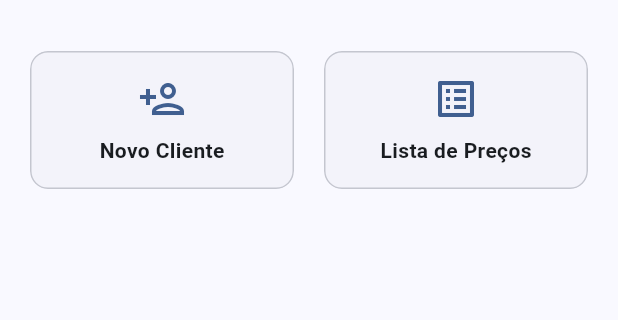
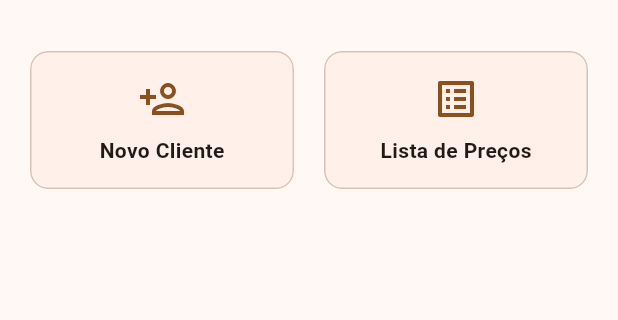
Before and after one commit to ractechdev-cell/obrion-orcamentos, a Flutter app: the screen it shows after launch, on a phone screen of 412 x 824 dp, the part 63-383 px from its top. Run offline on Flutter 3.47's test engine with Material 3 defaults, Android fonts, the phone set to English and light mode, and no system bars; our stand-ins replace drift, drift_flutter, file_picker, firebase_core, firebase_crashlytics, flutter_riverpod and 3 more; accounts and stored records are empty; generated files the repository leaves out were written again.

Commit message:
feat(theme): troca cor de marca para âmbar de segurança
Pesquisa de mercado (Play Store) mostrou que a maioria dos apps
concorrentes de orçamento de obra usa azul corporativo genérico —
a mesma cor que o Obrion usava. Troca a seed do Material 3 para um
âmbar de segurança (capacete, colete, cone), grounded no universo
visual do canteiro e de alto contraste para leitura ao sol — visa
facilidade de aprendizado para o público de baixa familiaridade
digital. Mudança cirúrgica: só o valor de obrionSeed muda, o resto
da paleta é derivado automaticamente pelo Material 3.

Co-Authored-By: Claude Sonnet 5 <noreply@anthropic.com>

```diff
--- a/lib/theme/app_colors.dart
+++ b/lib/theme/app_colors.dart
@@ -4,7 +4,15 @@ import 'package:flutter/material.dart';
 /// visual do Obrion Orçamentos (ver docs/APP_FACTORY_CORE.md, "Identidade
 /// visual da família": cada app da linha tem sua própria cor de destaque).
 /// Trocar a marca deste app = trocar só este valor.
-const Color obrionSeed = Color(0xFF1565C0);
+///
+/// Âmbar de segurança (23/08/2026, revisão de tema) — não é escolha
+/// estética solta: é a cor do canteiro de obra (capacete, colete, cone,
+/// faixa zebrada), o que a torna reconhecível para o público de baixa
+/// familiaridade digital sem precisar aprender nada novo, e de alto
+/// contraste para leitura ao sol. Antes era um azul corporativo genérico
+/// — a mesma cor que a maioria dos apps concorrentes de orçamento de obra
+/// já usa (ver pesquisa de mercado no CLAUDE.md).
+const Color obrionSeed = Color(0xFFC2680A);
 
 /// success/warning têm o mesmo peso semântico de error na regra de tema do
 /// CLAUDE.md, mas o Material 3 ColorScheme só modela error nativamente —
```
Also changed, not shown: 1 other file.
